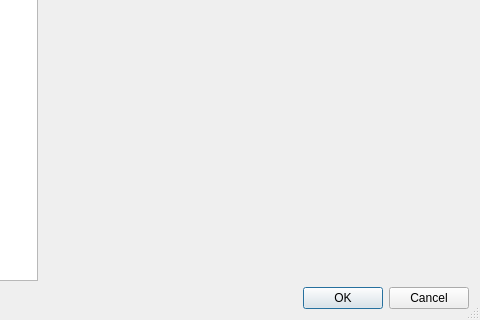
Above: src/mumble/ConfigDialog.ui from Team8-Mumble/mumble before the change; both pictures show x 229 to 709 and y 185 to 505 of the 709 by 505 pixel window. Below: the same form after it.
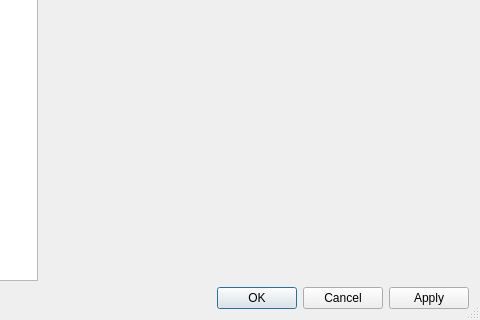
That is the form after the change.

Commit message: Added apply button back but now prompts restart, if needed, after just clicking apply

Diff of the .ui file:
```diff
--- a/src/mumble/ConfigDialog.ui
+++ b/src/mumble/ConfigDialog.ui
@@ -79,7 +79,7 @@
         <enum>Qt::Horizontal</enum>
        </property>
        <property name="standardButtons">
-        <set>QDialogButtonBox::Cancel|QDialogButtonBox::Ok</set>
+        <set>QDialogButtonBox::Apply|QDialogButtonBox::Cancel|QDialogButtonBox::Ok</set>
        </property>
       </widget>
      </item>
```
The commit also changes 4 other files.
